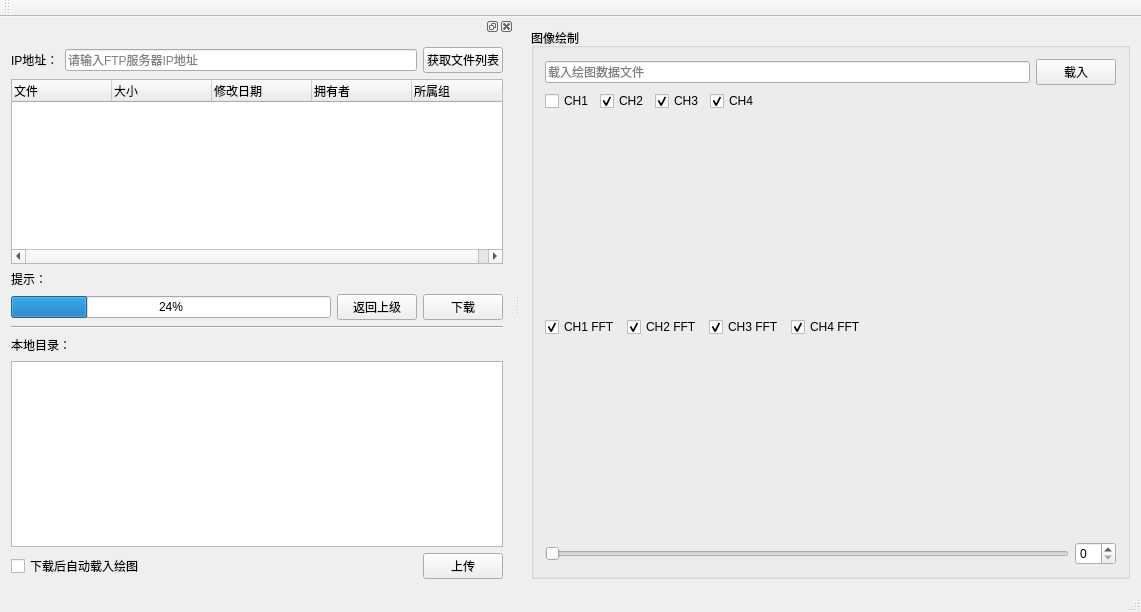
This is mainwindow.ui in carloscn/satool as Qt 5 draws it before an edit. The edited form follows.
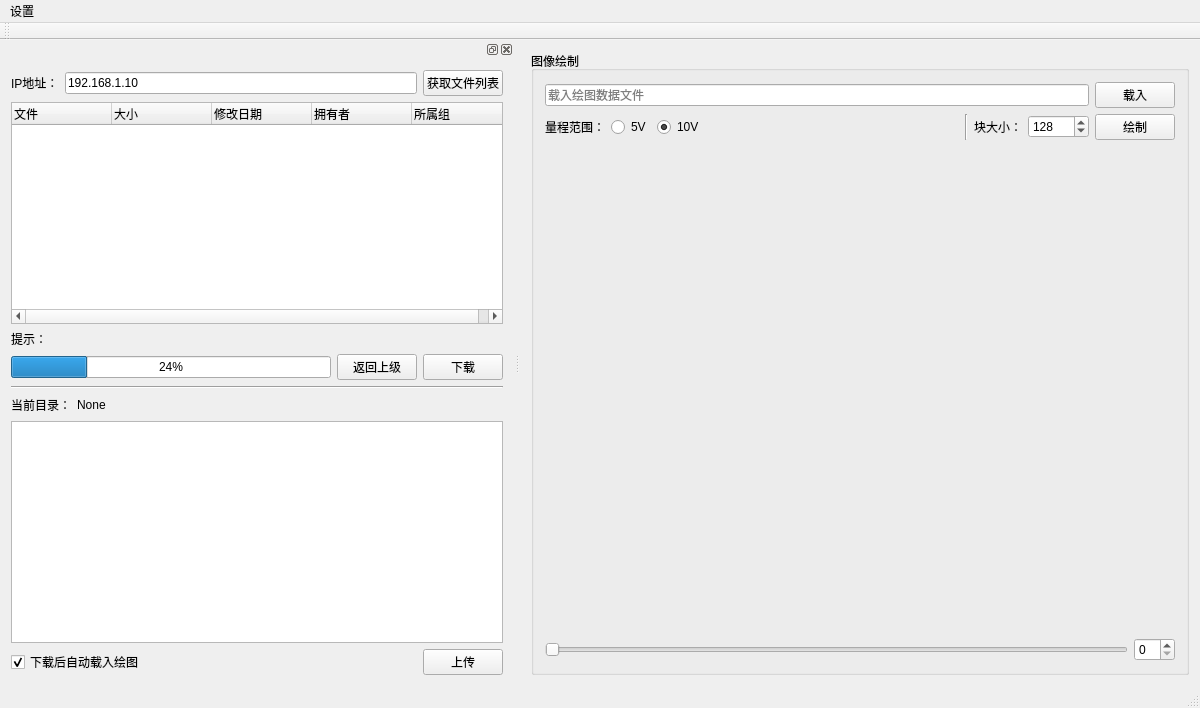
This is the edited form. Custom widgets are drawn as their Qt base class.

What changed in the file:
```diff
--- a/mainwindow.ui
+++ b/mainwindow.ui
@@ -6,8 +6,8 @@
    <rect>
     <x>0</x>
     <y>0</y>
-    <width>1141</width>
-    <height>612</height>
+    <width>1200</width>
+    <height>708</height>
    </rect>
   </property>
   <property name="windowTitle">
@@ -57,38 +57,34 @@
        <item>
         <layout class="QHBoxLayout" name="horizontalLayout_10">
          <item>
-          <widget class="QCheckBox" name="checkBox_ch1_time">
+          <widget class="QLabel" name="label_4">
            <property name="text">
-            <string>CH1</string>
+            <string>量程范围：</string>
            </property>
           </widget>
          </item>
          <item>
-          <widget class="QCheckBox" name="checkBox_ch2_time">
+          <widget class="QRadioButton" name="radioButton5v">
            <property name="text">
-            <string>CH2</string>
+            <string>5V</string>
            </property>
            <property name="checked">
+            <bool>false</bool>
+           </property>
+           <property name="autoRepeat">
             <bool>true</bool>
            </property>
           </widget>
          </item>
          <item>
-          <widget class="QCheckBox" name="checkBox_ch3_time">
+          <widget class="QRadioButton" name="radioButton10v">
            <property name="text">
-            <string>CH3</string>
+            <string>10V</string>
            </property>
            <property name="checked">
             <bool>true</bool>
            </property>
-          </widget>
-         </item>
-         <item>
-          <widget class="QCheckBox" name="checkBox_ch4_time">
-           <property name="text">
-            <string>CH4</string>
-           </property>
-           <property name="checked">
+           <property name="autoRepeat">
             <bool>true</bool>
            </property>
           </widget>
@@ -106,6 +102,37 @@
            </property>
           </spacer>
          </item>
+         <item>
+          <widget class="Line" name="line_2">
+           <property name="orientation">
+            <enum>Qt::Vertical</enum>
+           </property>
+          </widget>
+         </item>
+         <item>
+          <widget class="QLabel" name="label_3">
+           <property name="text">
+            <string>块大小：</string>
+           </property>
+          </widget>
+         </item>
+         <item>
+          <widget class="QSpinBox" name="spinBoxBlockSize">
+           <property name="maximum">
+            <number>99999</number>
+           </property>
+           <property name="value">
+            <number>128</number>
+           </property>
+          </widget>
+         </item>
+         <item>
+          <widget class="QPushButton" name="pushButtonDraw">
+           <property name="text">
+            <string>绘制</string>
+           </property>
+          </widget>
+         </item>
         </layout>
        </item>
        <item>
@@ -119,61 +146,7 @@
         </widget>
        </item>
        <item>
-        <layout class="QHBoxLayout" name="horizontalLayout_11">
-         <item>
-          <widget class="QCheckBox" name="checkBox_ch1_fft">
-           <property name="text">
-            <string>CH1 FFT</string>
-           </property>
-           <property name="checked">
-            <bool>true</bool>
-           </property>
-          </widget>
-         </item>
-         <item>
-          <widget class="QCheckBox" name="checkBox_ch2_fft">
-           <property name="text">
-            <string>CH2 FFT</string>
-           </property>
-           <property name="checked">
-            <bool>true</bool>
-           </property>
-          </widget>
-         </item>
-         <item>
-          <widget class="QCheckBox" name="checkBox_ch3_fft">
-           <property name="text">
-            <string>CH3 FFT</string>
-           </property>
-           <property name="checked">
-            <bool>true</bool>
-           </property>
-          </widget>
-         </item>
-         <item>
-          <widget class="QCheckBox" name="checkBox_ch4_fft">
-           <property name="text">
-            <string>CH4 FFT</string>
-           </property>
-           <property name="checked">
-            <bool>true</bool>
-           </property>
-          </widget>
-         </item>
-         <item>
-          <spacer name="horizontalSpacer_5">
-           <property name="orientation">
-            <enum>Qt::Horizontal</enum>
-           </property>
-           <property name="sizeHint" stdset="0">
-            <size>
-             <width>40</width>
-             <height>20</height>
-            </size>
-           </property>
-          </spacer>
-         </item>
-        </layout>
+        <layout class="QHBoxLayout" name="horizontalLayout_11"/>
        </item>
        <item>
         <widget class="QwtPlot" name="qwt_fft">
@@ -215,10 +188,17 @@
     <rect>
      <x>0</x>
      <y>0</y>
-     <width>1141</width>
-     <height>25</height>
+     <width>1200</width>
+     <height>26</height>
     </rect>
    </property>
+   <widget class="QMenu" name="menuSettings">
+    <property name="title">
+     <string>设置</string>
+    </property>
+    <addaction name="actionProfile"/>
+   </widget>
+   <addaction name="menuSettings"/>
   </widget>
   <widget class="QToolBar" name="mainToolBar">
    <attribute name="toolBarArea">
@@ -252,7 +232,7 @@
          <item>
           <widget class="QLineEdit" name="ftpServerLineEdit">
            <property name="text">
-            <string/>
+            <string>192.168.1.10</string>
            </property>
            <property name="placeholderText">
             <string>请输入FTP服务器IP地址</string>
@@ -380,13 +360,20 @@
          <item>
           <widget class="QLabel" name="label">
            <property name="sizePolicy">
-            <sizepolicy hsizetype="Expanding" vsizetype="Preferred">
+            <sizepolicy hsizetype="Fixed" vsizetype="Preferred">
              <horstretch>0</horstretch>
              <verstretch>0</verstretch>
             </sizepolicy>
            </property>
            <property name="text">
-            <string>本地目录：</string>
+            <string>当前目录：</string>
+           </property>
+          </widget>
+         </item>
+         <item>
+          <widget class="QLabel" name="currentPathText">
+           <property name="text">
+            <string>None</string>
            </property>
           </widget>
          </item>
@@ -425,9 +412,18 @@
         <layout class="QHBoxLayout" name="horizontalLayout">
          <item>
           <widget class="QCheckBox" name="checkBox_autoload">
+           <property name="sizePolicy">
+            <sizepolicy hsizetype="Minimum" vsizetype="Fixed">
+             <horstretch>0</horstretch>
+             <verstretch>0</verstretch>
+            </sizepolicy>
+           </property>
            <property name="text">
             <string>下载后自动载入绘图</string>
            </property>
+           <property name="checked">
+            <bool>true</bool>
+           </property>
           </widget>
          </item>
          <item>
```
Left out of the diff: 9 changed lines with no effect on the pictures.
